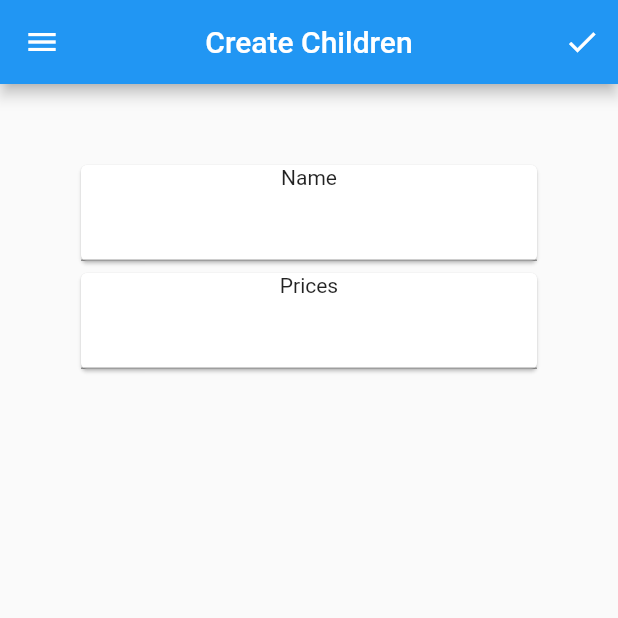
After one commit to GeonwooVincentKim/CreateDetailPageFilter, a Flutter app: the CreateChild screen opened directly, on a phone screen of 412 x 824 dp, the top half of it. The commit adds this screen. Run offline on Flutter 3.47's test engine with Material 2 defaults, Android fonts, the phone set to English and light mode, and no system bars; statements that could not run were skipped.

Commit message:
Updating codes..

```diff
--- a/lib/attribute/functions.dart
+++ b/lib/attribute/functions.dart
@@ -1,10 +1,7 @@
 import 'dart:math';
 
 
-String getGenerateString(int length) {
-  const _chars = 'AaBbCcDdEeFfGgHhIiJjKkLlMmNnOoPpQqRrSsTtUuVvWwXxYyZz1234567890';
-  Random _rnd = Random();
-
-  String getRandomString(int length) => String.fromCharCodes(Iterable.generate(
-    length, (_) => _chars.codeUnitAt(_rnd.nextInt(_chars.length))));
-}
+const _chars = 'AaBbCcDdEeFfGgHhIiJjKkLlMmNnOoPpQqRrSsTtUuVvWwXxYyZz1234567890';
+Random _rnd = Random();
+String getGenerateString(int length) => String.fromCharCodes(Iterable.generate(length, (_)
+  => _chars.codeUnitAt(_rnd.nextInt(_chars.length))));
--- a/lib/page/Parents.dart
+++ b/lib/page/Parents.dart
@@ -1,5 +1,5 @@
 import 'package:ListDepthLevel/model/List.dart';
-import 'package:ListDepthLevel/page/attribute/ParentsListTile.dart';
+import 'package:ListDepthLevel/attribute/ParentsListTile.dart';
 import 'package:ListDepthLevel/page/sidemenu.dart';
 import 'package:ListDepthLevel/provider/ListProvider.dart';
 import 'package:flutter/material.dart';
--- a/lib/page/child.dart
+++ b/lib/page/child.dart
@@ -1,5 +1,5 @@
 import 'package:ListDepthLevel/model/List.dart';
-import 'package:ListDepthLevel/page/attribute/childListTile.dart';
+import 'package:ListDepthLevel/attribute/childListTile.dart';
 import 'package:ListDepthLevel/page/sidemenu.dart';
 import 'package:ListDepthLevel/provider/ListProvider.dart';
 import 'package:flutter/material.dart';
@@ -29,8 +29,11 @@ class _ChildState extends State<Child> {
 
   Widget _buildChildAppBar(){
     return AppBar(
-      title: Text(widget.childID),
+      title: Text(listTypes.name),
       centerTitle: true,
+      actions: [
+
+      ],
     );
   }
 
--- /dev/null
+++ b/lib/page/create_page/create_childs.dart
@@ -0,0 +1,106 @@
+import 'package:ListDepthLevel/model/List.dart';
+import 'package:ListDepthLevel/page/sidemenu.dart';
+import 'package:ListDepthLevel/provider/ListProvider.dart';
+import 'package:flutter/material.dart';
+import 'package:provider/provider.dart';
+
+
+class CreateChild extends StatefulWidget {
+  @override
+  _CreateChildState createState() => _CreateChildState();
+}
+
+class _CreateChildState extends State<CreateChild> {
+  List<ListModel> parentList = [];
+  List<String> childrenList = [];
+
+  ListModel listModel = ListModel(listID: null, name: null, prices: null, children: null);
+  final _childFormKey = GlobalKey<FormState>();
+
+  @override
+  void initState(){
+    parentList = Provider.of<ListProvider>(context, listen: false).listModelList;
+    childrenList = parentList.map((children) => children.name).toList();
+    super.initState();
+  }
+
+  Widget _buildCreateChildAppBar(){
+    return AppBar(
+      title: Text("Create Children"),
+      centerTitle: true,
+      actions: [
+        IconButton(
+          icon: Icon(
+            Icons.check,
+            color: Colors.white,
+          ),
+          onPressed: () => Navigator.pushNamed(context, "/"),
+        )
+      ],
+    );
+  }
+
+  Widget _buildCreateChildBody(){
+    return Container(
+      padding: EdgeInsets.all(50.0),
+      child: Form(
+        key: _childFormKey,
+        child: Column(
+          children: [
+            _buildParentsList(),
+            _buildCreateChildName(),
+            _buildCreateChildPrices(),
+          ]
+        ),
+      ),
+    );
+  }
+
+
+  Widget _buildParentsList(){
+    return Container();
+  }
+
+  Widget _buildCreateChildName(){
+    return Card(
+      child: Column(
+        children: [
+          Text("Name"),
+          TextFormField(
+          validator: (String value){
+              if(value.isEmpty) return "Please input your child-list name";
+              return null;
+            },
+            onSaved: (String value) => listModel.name = value
+          )
+        ]
+      ),
+    );
+  }
+
+  Widget _buildCreateChildPrices(){
+    return Card(
+      child: Column(
+        children: [
+          Text("Prices"),
+          TextFormField(
+            validator: (value){
+              if(value.isEmpty) return "Please Input the cost you want";
+              return null;
+            },
+            onSaved: (value) => listModel.prices = int.parse(value)
+          )
+        ]
+      )
+    );
+  }
+
+  @override
+  Widget build(BuildContext context) {
+    return Scaffold(
+      appBar: _buildCreateChildAppBar(),
+      body: _buildCreateChildBody(),
+      drawer: SideMenu(),
+    );
+  }
+}
```
Also changed, not shown: lib/attribute/dropdownbutton.dart (added, +35 -0 lines), lib/main.dart (+7 -2 lines), lib/page/create_page/create_parents.dart (added, +76 -0 lines), lib/attribute/ParentsListTile.dart (renamed from lib/page/attribute/ParentsListTile.dart), lib/attribute/childListTile.dart (renamed from lib/page/attribute/childListTile.dart).
